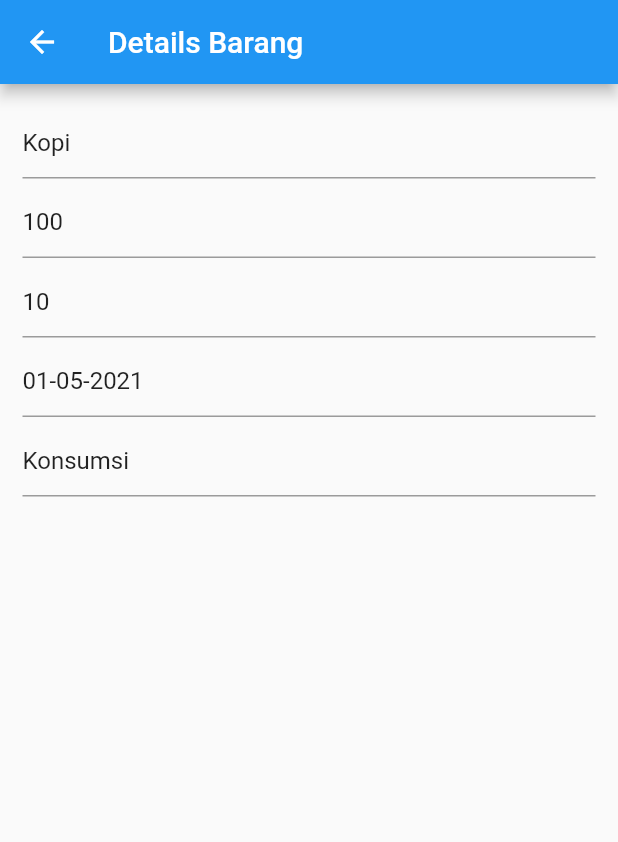
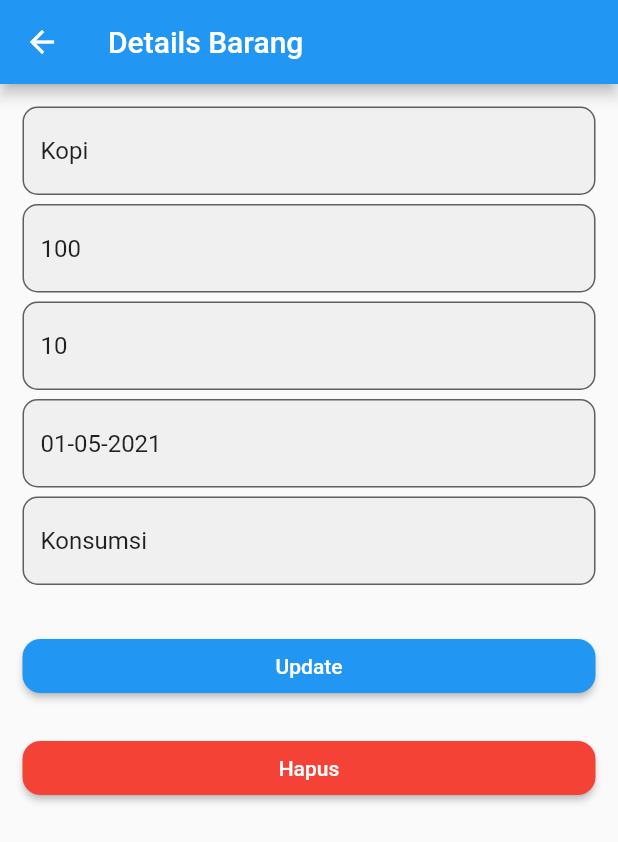
Before and after one commit to ryan-andri/data_penjualan, a Flutter app: the screen it shows after launch, after a tap on "Kopi", on a phone screen of 412 x 824 dp. Shown: the top 842 px of the screen. Run offline on Flutter 3.47's test engine with Material 2 defaults, Android fonts, the light colour scheme and no system bars.

Commit message:
finishing UI

```diff
--- a/lib/view/Details.dart
+++ b/lib/view/Details.dart
@@ -16,6 +16,47 @@ class Details extends StatefulWidget {
 
 class DetailsView extends State<Details> {
   final formState = GlobalKey<FormState>();
+
+  void stateButton(BuildContext context, String id, String brg, String stk,
+      String trj, String jns, String trn, bool update) {
+    if (update &&
+        (id.isEmpty ||
+            brg.isEmpty ||
+            stk.isEmpty ||
+            trj.isEmpty ||
+            jns.isEmpty ||
+            trn.isEmpty)) {
+      const snackBar = SnackBar(
+        duration: Duration(seconds: 2),
+        content: Text("Semua Kolom harus diisi!"),
+        backgroundColor: Colors.red,
+      );
+
+      ScaffoldMessenger.of(context).showSnackBar(snackBar);
+      return;
+    }
+
+    AlertDialog alert = AlertDialog(
+      title: update ? Text("Update Barang") : Text("Hapus Barang"),
+      content: Container(
+        child: Text("Apakah Anda yakin ?"),
+      ),
+      actions: [
+        TextButton(
+          child: Text('Iya'),
+          // Todo : post to API
+          onPressed: () => Navigator.of(context).pop(),
+        ),
+        TextButton(
+          child: Text('Tidak'),
+          onPressed: () => Navigator.of(context).pop(),
+        ),
+      ],
+    );
+
+    showDialog(context: context, builder: (context) => alert);
+    return;
+  }
 
   @override
   Widget build(BuildContext context) {
@@ -45,50 +86,48 @@ class DetailsView extends State<Details> {
               // Barang
               TextFormField(
                 controller: barang,
-                decoration: const InputDecoration(
+                decoration: InputDecoration(
                   hintText: 'Nama Barang',
+                  border: OutlineInputBorder(
+                    borderRadius: BorderRadius.circular(10.0),
+                  ),
+                  filled: true,
                 ),
-                validator: (value) {
-                  if (value!.isEmpty) {
-                    return 'Nama Barang Tidak Boleh Kosong!';
-                  }
-                  return null;
-                },
               ),
-              const SizedBox(height: 5),
+              const SizedBox(height: 6),
               // Stok
               TextFormField(
                 controller: stock,
-                decoration: const InputDecoration(
+                decoration: InputDecoration(
                   hintText: 'Stock Barang',
+                  border: OutlineInputBorder(
+                    borderRadius: BorderRadius.circular(10.0),
+                  ),
+                  filled: true,
                 ),
-                validator: (value) {
-                  if (value!.isEmpty) {
-                    return 'Stock Barang Tidak Boleh Kosong!';
-                  }
-                  return null;
-                },
               ),
-              const SizedBox(height: 5),
+              const SizedBox(height: 6),
               // Jumlah Terjual
               TextFormField(
                 controller: terjual,
-                decoration: const InputDecoration(
+                decoration: InputDecoration(
                   hintText: 'Jumlah Terjual',
+                  border: OutlineInputBorder(
+                    borderRadius: BorderRadius.circular(10.0),
+                  ),
+                  filled: true,
                 ),
-                validator: (value) {
-                  if (value!.isEmpty) {
-                    return 'Jumlah Terjual Tidak Boleh Kosong!';
-                  }
-                  return null;
-                },
               ),
-              const SizedBox(height: 5),
+              const SizedBox(height: 6),
               // Tanggal Transaksi
               TextFormField(
                 controller: transaksi,
-                decoration: const InputDecoration(
+                decoration: InputDecoration(
                   hintText: 'Tanggal Transaksi',
+                  border: OutlineInputBorder(
+                    borderRadius: BorderRadius.circular(10.0),
+                  ),
+                  filled: true,
                 ),
                 onTap: () async {
                   FocusScope.of(context).requestFocus(FocusNode());
@@ -101,25 +140,50 @@ class DetailsView extends State<Details> {
 
                   if (date != null) transaksi.text = formatter.format(date);
                 },
-                validator: (value) {
-                  if (value!.isEmpty) {
-                    return 'Tanggal Transaksi Tidak Boleh Kosong!';
-                  }
-                  return null;
-                },
               ),
-              const SizedBox(height: 5),
+              const SizedBox(height: 6),
               // Jenis Barang
               TextFormField(
                 controller: jenis,
-                decoration: const InputDecoration(
+                decoration: InputDecoration(
                   hintText: 'Jenis Barang',
+                  border: OutlineInputBorder(
+                    borderRadius: BorderRadius.circular(10.0),
+                  ),
+                  filled: true,
                 ),
-                validator: (value) {
-                  if (value!.isEmpty) {
-                    return 'Jenis Barang Tidak Boleh Kosong!';
-                  }
-                  return null;
+              ),
+              const SizedBox(height: 30),
+              ElevatedButton(
+                style: ElevatedButton.styleFrom(
+                  shape: RoundedRectangleBorder(
+                    borderRadius: BorderRadius.circular(12),
+                  ),
+                ),
+                child: const Align(
+                    alignment: Alignment.center,
+                    child:
+                        Text("Update", style: TextStyle(color: Colors.white))),
+                onPressed: () {
+                  stateButton(context, widget.id, barang.text, stock.text,
+                      terjual.text, jenis.text, transaksi.text, true);
+                },
+              ),
+              const SizedBox(height: 20),
+              ElevatedButton(
+                style: ElevatedButton.styleFrom(
+                  primary: Colors.red,
+                  shape: RoundedRectangleBorder(
+                    borderRadius: BorderRadius.circular(12),
+                  ),
+                ),
+                child: const Align(
+                    alignment: Alignment.center,
+                    child:
+                        Text("Hapus", style: TextStyle(color: Colors.white))),
+                onPressed: () {
+                  stateButton(context, widget.id, barang.text, stock.text,
+                      terjual.text, jenis.text, transaksi.text, false);
                 },
               ),
             ],
--- a/lib/view/home.dart
+++ b/lib/view/home.dart
@@ -62,23 +62,24 @@ class HomeView extends State<Home> {
         title: const Text('Data Penjualan'),
       ),
       body: Padding(
-        padding: const EdgeInsets.all(5),
+        padding: const EdgeInsets.all(10),
         child: Column(
           children: [
             TextField(
               onChanged: (value) => searchFunc(value),
-              decoration: const InputDecoration(
-                labelText: 'Search',
-                labelStyle: TextStyle(fontSize: 16),
+              decoration: InputDecoration(
                 hintText: 'Nama barang / Tanggal transaksi',
-                suffixIcon: Icon(Icons.search),
+                labelStyle: const TextStyle(fontSize: 18),
+                border: OutlineInputBorder(
+                  borderRadius: BorderRadius.circular(10.0),
+                ),
+                suffixIcon: const Icon(Icons.search),
                 isDense: true,
-                contentPadding:
-                    EdgeInsets.symmetric(horizontal: 5, vertical: 5),
+                contentPadding: const EdgeInsets.all(15),
               ),
             ),
             const SizedBox(
-              height: 3,
+              height: 5,
             ),
             Expanded(
               child: loadData.isNotEmpty
@@ -86,8 +87,14 @@ class HomeView extends State<Home> {
                       itemCount: loadData.length,
                       itemBuilder: (context, index) => Card(
                         key: ValueKey(loadData[index]["id"]),
-                        color: const Color.fromARGB(255, 213, 213, 213),
+                        color: Color.fromARGB(255, 255, 255, 255),
+                        elevation: 6,
+                        shape: RoundedRectangleBorder(
+                          borderRadius: BorderRadius.circular(15),
+                        ),
                         child: ListTile(
+                          contentPadding:
+                              EdgeInsets.symmetric(horizontal: 10, vertical: 6),
                           title: Text(
                             loadData[index]['nm_brg'],
                             style: const TextStyle(
```
Also changed, not shown: lib/view/Create.dart (+70 -42 lines).
